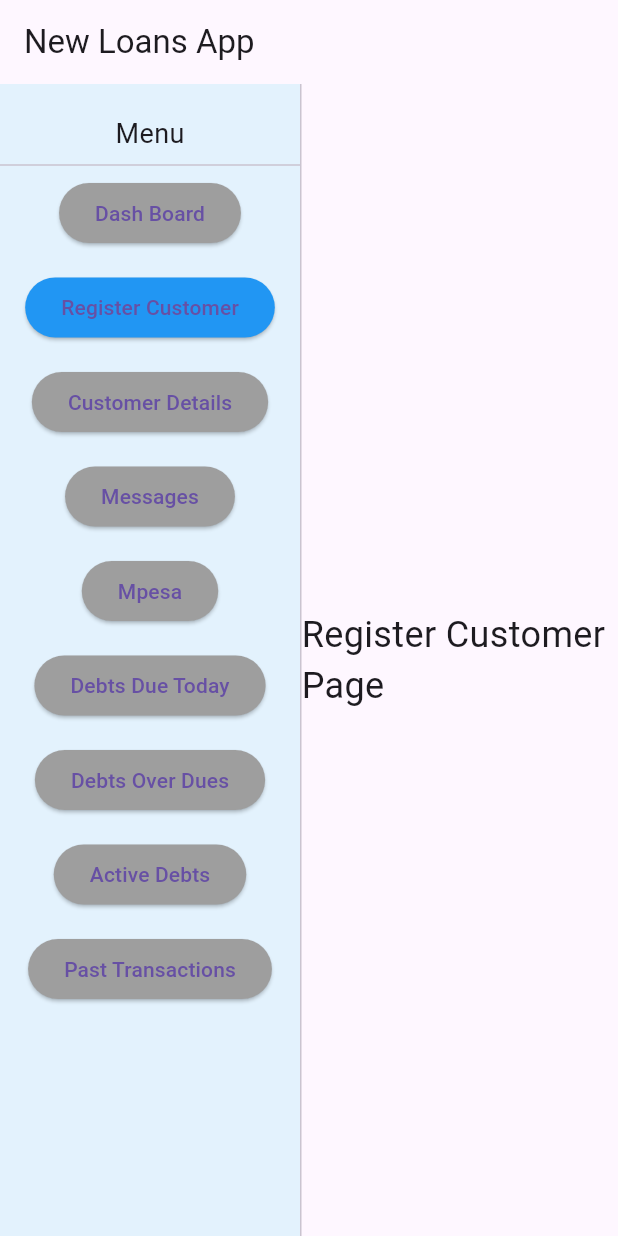
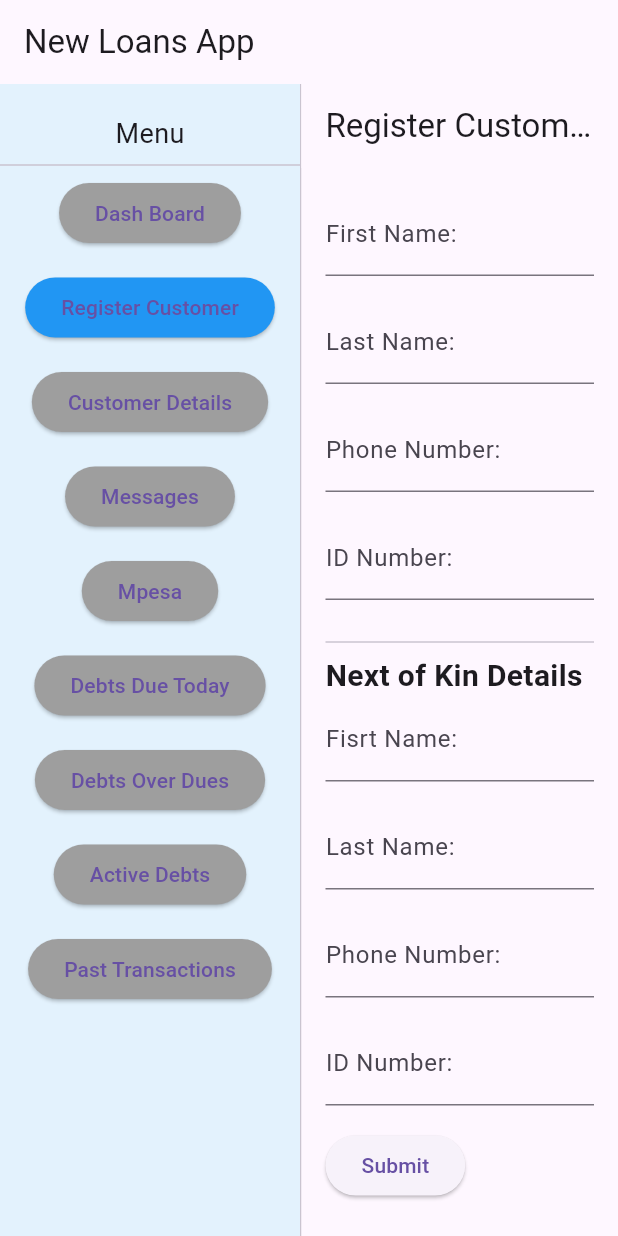
Before and after one commit to jose-oyuko/loans_v_2, a Flutter app: the screen it shows after launch, after a tap on "Register Customer", on a phone screen of 412 x 824 dp. Run offline on Flutter 3.47's test engine with Material 3 defaults, Android fonts, the phone set to English and light mode, and no system bars.

Commit message:
add register page

```diff
--- a/lib/main.dart
+++ b/lib/main.dart
@@ -1,6 +1,7 @@
 import 'package:flutter/material.dart';
-import 'pages.dart';
+// import 'pages.dart';
 import 'dashboard.dart';
+import 'register.dart';
 
 void main() {
   runApp(const MyApp());
@@ -51,9 +52,9 @@
   Widget _getPageContent(int index) {
     switch (index) {
       case 0:
-        return const Dashboard(); // Return HomePage widget
+        return const Dashboard();
       case 1:
-        return const RegisterPage(); // Return FavoritesPage widget
+        return const Register();
       default:
         return Center(
             child: Text('Page $index',
--- /dev/null
+++ b/lib/register.dart
@@ -0,0 +1,182 @@
+import 'package:flutter/material.dart';
+
+class Register extends StatefulWidget {
+  const Register({super.key});
+
+  @override
+  State<Register> createState() => _RegisterState();
+}
+
+class _RegisterState extends State<Register> {
+  final _registerFormKey = GlobalKey<FormState>();
+  final _firstNameController = TextEditingController();
+  final _lastNameController = TextEditingController();
+  final _phoneNumberController = TextEditingController();
+  final _idNumberController = TextEditingController();
+  final _kinFirstName = TextEditingController();
+  final _kinLastName = TextEditingController();
+  final _kinIdNumber = TextEditingController();
+  final _kinPhoneNumber = TextEditingController();
+
+  @override
+  Widget build(BuildContext context) {
+    return Scaffold(
+      appBar: AppBar(
+        title: const Text('Register Customer'),
+      ),
+      body: SingleChildScrollView(
+        child: Padding(
+          padding: const EdgeInsets.all(16.0),
+          child: Form(
+            key: _registerFormKey,
+            child: Column(
+              crossAxisAlignment: CrossAxisAlignment.start,
+              children: [
+                TextFormField(
+                  controller: _firstNameController,
+                  decoration: const InputDecoration(
+                    labelText: 'First Name:',
+                    hintText: 'Enter first name',
+                  ),
+                  validator: (value) {
+                    if (value == null || value.isEmpty) {
+                      return 'Please enter your name';
+                    }
+                    return null;
+                  },
+                ),
+                const SizedBox(
+                  height: 16,
+                ),
+                TextFormField(
+                  controller: _lastNameController,
+                  decoration: const InputDecoration(
+                    labelText: 'Last Name:',
+                    hintText: 'Enter last name',
+                  ),
+                  validator: (value) {
+                    if (value == null || value.isEmpty) {
+                      return 'Please enter last name';
+                    }
+                    return null;
+                  },
+                ),
+                const SizedBox(
+                  height: 16,
+                ),
+                TextFormField(
+                  controller: _phoneNumberController,
+                  decoration: const InputDecoration(
+                    labelText: 'Phone Number:',
+                    hintText: 'Enter phone number:',
+                  ),
+                  validator: (value) {
+                    if (value == null || value.isEmpty) {
+                      return 'Please enter phone number';
+                    }
+                    return null;
+                  },
+                ),
+                const SizedBox(
+                  height: 16,
+                ),
+                TextFormField(
+                  controller: _idNumberController,
+                  decoration: const InputDecoration(
+                    labelText: 'ID Number:',
+                    hintText: 'Enter ID number',
+                  ),
+                  validator: (value) {
+                    if (value == null || value.isEmpty) {
+                      return 'Please enter ID number';
+                    }
+                    return null;
+                  },
+                ),
+                const SizedBox(
+                  height: 20,
+                ),
+                const Divider(),
+                const Text(
+                  'Next of Kin Details',
+                  style: TextStyle(fontSize: 20, fontWeight: FontWeight.bold),
+                ),
+                TextFormField(
+                  controller: _kinFirstName,
+                  decoration: const InputDecoration(
+                    labelText: 'Fisrt Name:',
+                    hintText: 'Enter first name',
+                  ),
+                ),
+                const SizedBox(
+                  height: 16,
+                ),
+                TextFormField(
+                  controller: _kinLastName,
+                  decoration: const InputDecoration(
+                    labelText: 'Last Name:',
+                    hintText: 'Enter last name',
+                  ),
+                ),
+                const SizedBox(
+                  height: 16,
+                ),
+                TextFormField(
+                  controller: _kinPhoneNumber,
+                  decoration: const InputDecoration(
+                    labelText: 'Phone Number:',
+                    hintText: 'Enter phone number',
+                  ),
+                ),
+                const SizedBox(
+                  height: 16,
+                ),
+                TextFormField(
+                  controller: _kinIdNumber,
+                  decoration: const InputDecoration(
+                    labelText: 'ID Number:',
+                    hintText: 'Enter Id Number',
+                  ),
+                ),
+                const SizedBox(
+                  height: 16,
+                ),
+                ElevatedButton(
+                  onPressed: () {
+                    if (_registerFormKey.currentState!.validate()) {
+                      Map<String, String> newCustomer = {
+                        'firstName': _firstNameController.text,
+                        'lastName': _lastNameController.text,
+                        'phoneNumber': _phoneNumberController.text,
+                        'idNumber': _idNumberController.text,
+                      };
+                      Map<String, String> KinDetails = {
+                        'firstName': _kinFirstName.text,
+                        'lastName': _kinLastName.text,
+                        'phoneNumber': _kinPhoneNumber.text,
+                        'idNumber': _kinIdNumber.text
+                      };
+                      debugPrint(
+                          'customer details is: ${newCustomer.toString()}');
+                      _firstNameController.clear();
+                      _lastNameController.clear();
+                      _phoneNumberController.clear();
+                      _idNumberController.clear();
+                      _kinFirstName.clear();
+                      _kinLastName.clear();
+                      _kinPhoneNumber.clear();
+                      _kinIdNumber.clear();
+                    } else {
+                      debugPrint('form not valid');
+                    }
+                  },
+                  child: const Text('Submit'),
+                )
+              ],
+            ),
+          ),
+        ),
+      ),
+    );
+  }
+}
```
